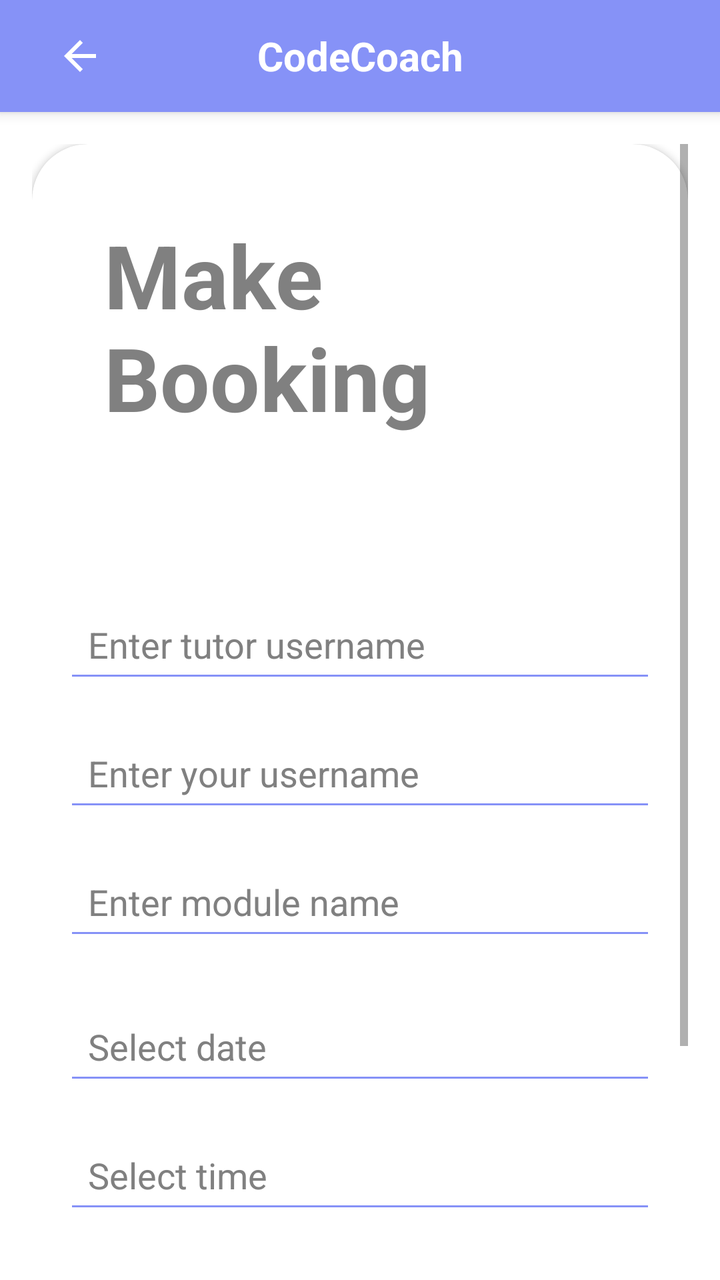
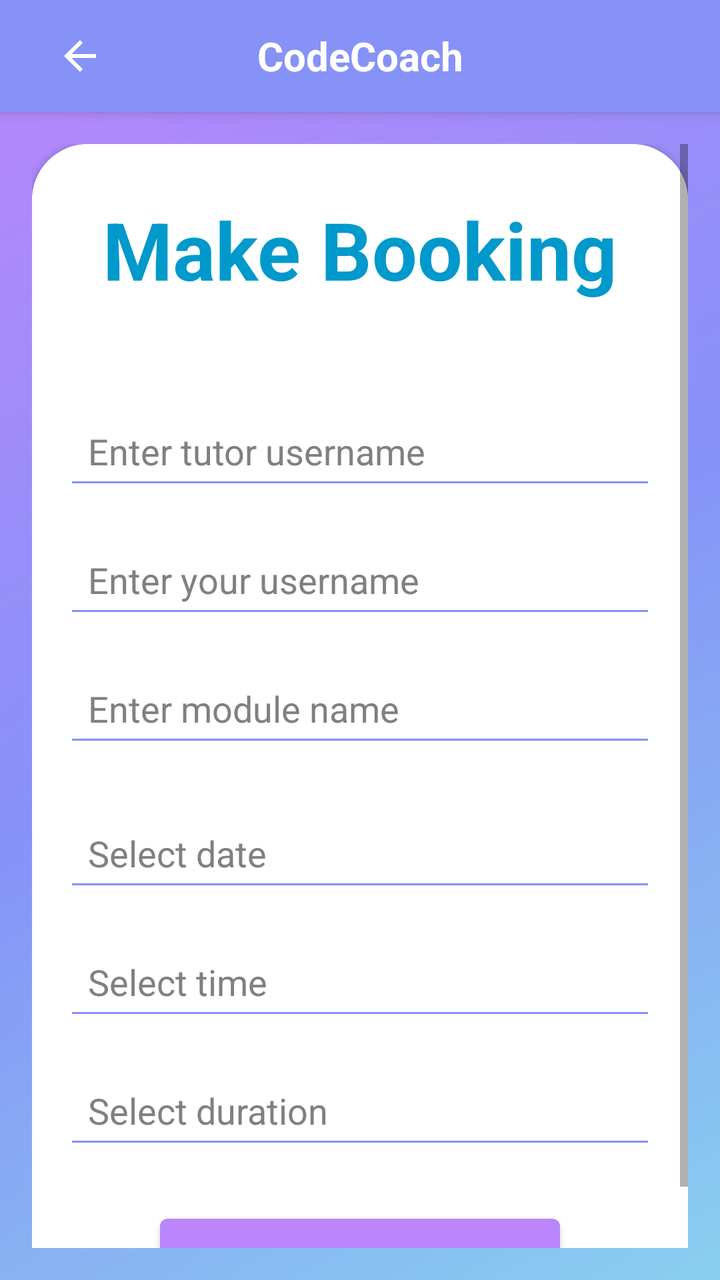

Compare the two renders of this Android layout. The source of the first and the diff that turns it into the second are given below.
<!-- AndroidManifest.xml: application theme Theme.CC -->
<!-- res/layout/activity_booking.xml -->
<?xml version="1.0" encoding="utf-8"?>
<LinearLayout
    xmlns:android="http://schemas.android.com/apk/res/android"
    xmlns:tools="http://schemas.android.com/tools"
    xmlns:app="http://schemas.android.com/apk/res-auto"
    android:layout_width="match_parent"
    android:layout_height="match_parent"
    android:background="@color/white"
    android:orientation="vertical">

    <androidx.appcompat.widget.Toolbar
        android:id="@+id/top_bar"
        android:layout_width="match_parent"
        android:layout_height="wrap_content"
        android:background="?attr/colorPrimary"
        android:elevation="4dp">

        <ImageButton
            android:id="@+id/back_button"
            android:layout_width="wrap_content"
            android:layout_height="wrap_content"
            android:src="@drawable/ic_back"
            android:background="?attr/selectableItemBackgroundBorderless"
            android:contentDescription="Back"
            android:layout_gravity="start"
            android:padding="12dp" />

        <TextView
            android:id="@+id/top_bar_title"
            android:layout_width="wrap_content"
            android:layout_height="wrap_content"
            android:layout_gravity="center"
            android:text="CodeCoach"
            android:textColor="@android:color/white"
            android:textSize="20sp"
            android:textStyle="bold" />
    </androidx.appcompat.widget.Toolbar>

    <ScrollView
        android:layout_width="match_parent"
        android:layout_height="match_parent"
        android:padding="16dp">

        <androidx.cardview.widget.CardView
            android:layout_width="match_parent"
            android:layout_height="wrap_content"
            app:cardCornerRadius="28dp"
            android:layout_marginBottom="-28dp">

            <LinearLayout
                android:layout_width="match_parent"
                android:layout_height="wrap_content"
                android:orientation="vertical"
                android:padding="16dp">

                <TextView
                    android:id="@+id/bookingTextView"
                    android:layout_width="wrap_content"
                    android:layout_height="wrap_content"
                    android:layout_gravity="center"
                    android:layout_marginBottom="60dp"
                    android:padding="20dp"
                    android:text="Make Booking"
                    android:textColor="@color/grey"
                    android:textSize="44sp"
                    android:textStyle="bold"
                    tools:ignore="HardcodedText" />

                <EditText
                    android:id="@+id/editTextTutorname"
                    android:layout_width="match_parent"
                    android:layout_height="wrap_content"
                    android:layout_marginBottom="16dp"
                    android:backgroundTint="@color/lavender"
                    android:hint="Enter tutor username"
                    android:padding="12dp"
                    android:textColor="@color/grey"
                    android:textColorHint="@color/grey"
                    tools:ignore="HardcodedText" />

                <EditText
                    android:id="@+id/editTextStudentname"
                    android:layout_width="match_parent"
                    android:layout_height="wrap_content"
                    android:layout_marginBottom="16dp"
                    android:backgroundTint="@color/lavender"
                    android:hint="Enter your username"
                    android:padding="12dp"
                    android:textColor="@color/grey"
                    android:textColorHint="@color/grey"
                    tools:ignore="HardcodedText" />

                <EditText
                    android:id="@+id/editTextModulename"
                    android:layout_width="match_parent"
                    android:layout_height="wrap_content"
                    android:layout_marginBottom="24dp"
                    android:backgroundTint="@color/lavender"
                    android:hint="Enter module name"
                    android:padding="12dp"
                    android:textColor="@color/grey"
                    android:textColorHint="@color/grey"
                    tools:ignore="HardcodedText" />

                <EditText
                    android:id="@+id/editTextDate"
                    android:layout_width="match_parent"
                    android:layout_height="wrap_content"
                    android:layout_marginBottom="16dp"
                    android:backgroundTint="@color/lavender"
                    android:hint="Select date"
                    android:inputType="none"
                    android:focusable="false"
                    android:clickable="true"
                    android:padding="12dp"
                    android:textColor="@color/grey"
                    android:textColorHint="@color/grey" />

                <EditText
                    android:id="@+id/editTextTime"
                    android:layout_width="match_parent"
                    android:layout_height="wrap_content"
                    android:layout_marginBottom="16dp"
                    android:backgroundTint="@color/lavender"
                    android:hint="Select time"
                    android:inputType="none"
                    android:focusable="false"
                    android:clickable="true"
                    android:padding="12dp"
                    android:textColor="@color/grey"
                    android:textColorHint="@color/grey" />

                <EditText
                    android:id="@+id/editTextDuration"
                    android:layout_width="match_parent"
                    android:layout_height="wrap_content"
                    android:layout_marginBottom="24dp"
                    android:backgroundTint="@color/lavender"
                    android:hint="Select duration"
                    android:inputType="none"
                    android:focusable="false"
                    android:clickable="true"
                    android:padding="12dp"
                    android:textColor="@color/grey"
                    android:textColorHint="@color/grey" />


                <Button
                    android:id="@+id/buttonBook"
                    android:layout_width="match_parent"
                    android:layout_height="wrap_content"
                    android:backgroundTint="@color/lavender"
                    android:padding="12dp"
                    android:text="Book"
                    android:textColor="@color/white"
                    android:textStyle="bold"
                    tools:ignore="HardcodedText" />
            </LinearLayout>
        </androidx.cardview.widget.CardView>
    </ScrollView>
</LinearLayout>
<!-- resources referenced by this layout -->
<resources>
  <color name="grey">#808080</color>
  <color name="lavender">#8692f7</color>
  <color name="white">#FFFFFFFF</color>
  <!-- drawable ic_back (drawable) -->
  <vector xmlns:android="http://schemas.android.com/apk/res/android" android:autoMirrored="true" android:height="24dp" android:tint="#FFFFFF" android:viewportHeight="24" android:viewportWidth="24" android:width="24dp">
        
      <path android:fillColor="@android:color/white" android:pathData="M20,11H7.83l5.59,-5.59L12,4l-8,8 8,8 1.41,-1.41L7.83,13H20v-2z"/>
      
  </vector>
  <style name="Theme.CC" parent="Base.Theme.CC" />
  <style name="Base.Theme.CC" parent="Theme.MaterialComponents.DayNight.NoActionBar">
          
          <item name="colorPrimary">@color/lavender</item>
          <item name="colorPrimaryVariant">@color/lavender</item>
          <item name="colorOnPrimary">@color/white</item>
          
          <item name="colorSecondary">@color/teal_200</item>
          <item name="colorSecondaryVariant">@color/teal_700</item>
          <item name="colorOnSecondary">@color/black</item>
          
          <item name="android:statusBarColor">?attr/colorPrimaryVariant</item>
          
          
      </style>
  <color name="teal_200">#FF03DAC5</color>
  <color name="teal_700">#FF018786</color>
  <color name="black">#FF000000</color>
</resources>

<!-- the commit's change to res/layout/activity_booking.xml (unified diff, before → after) -->
@@ -5,7 +5,7 @@
     xmlns:app="http://schemas.android.com/apk/res-auto"
     android:layout_width="match_parent"
     android:layout_height="match_parent"
-    android:background="@color/white"
+    android:background="@drawable/gradient"
     android:orientation="vertical">
 
     <androidx.appcompat.widget.Toolbar
@@ -51,6 +51,7 @@
                 android:layout_width="match_parent"
                 android:layout_height="wrap_content"
                 android:orientation="vertical"
+                android:background="@color/white"
                 android:padding="16dp">
 
                 <TextView
@@ -58,11 +59,11 @@
                     android:layout_width="wrap_content"
                     android:layout_height="wrap_content"
                     android:layout_gravity="center"
-                    android:layout_marginBottom="60dp"
-                    android:padding="20dp"
+                    android:layout_marginBottom="40dp"
+                    android:padding="10dp"
                     android:text="Make Booking"
-                    android:textColor="@color/grey"
-                    android:textSize="44sp"
+                    android:textColor="@android:color/holo_blue_dark"
+                    android:textSize="40sp"
                     android:textStyle="bold"
                     tools:ignore="HardcodedText" />
 
@@ -74,7 +75,7 @@
                     android:backgroundTint="@color/lavender"
                     android:hint="Enter tutor username"
                     android:padding="12dp"
-                    android:textColor="@color/grey"
+                    android:textColor="@color/black"
                     android:textColorHint="@color/grey"
                     tools:ignore="HardcodedText" />
 
@@ -86,7 +87,7 @@
                     android:backgroundTint="@color/lavender"
                     android:hint="Enter your username"
                     android:padding="12dp"
-                    android:textColor="@color/grey"
+                    android:textColor="@color/black"
                     android:textColorHint="@color/grey"
                     tools:ignore="HardcodedText" />
 
@@ -98,7 +99,7 @@
                     android:backgroundTint="@color/lavender"
                     android:hint="Enter module name"
                     android:padding="12dp"
-                    android:textColor="@color/grey"
+                    android:textColor="@color/black"
                     android:textColorHint="@color/grey"
                     tools:ignore="HardcodedText" />
 
@@ -113,7 +114,7 @@
                     android:focusable="false"
                     android:clickable="true"
                     android:padding="12dp"
-                    android:textColor="@color/grey"
+                    android:textColor="@color/black"
                     android:textColorHint="@color/grey" />
 
                 <EditText
@@ -127,7 +128,7 @@
                     android:focusable="false"
                     android:clickable="true"
                     android:padding="12dp"
-                    android:textColor="@color/grey"
+                    android:textColor="@color/black"
                     android:textColorHint="@color/grey" />
 
                 <EditText
@@ -141,16 +142,17 @@
                     android:focusable="false"
                     android:clickable="true"
                     android:padding="12dp"
-                    android:textColor="@color/grey"
+                    android:textColor="@color/black"
                     android:textColorHint="@color/grey" />
 
 
                 <Button
                     android:id="@+id/buttonBook"
-                    android:layout_width="match_parent"
+                    android:layout_width="200dp"
+                    android:layout_gravity="center"
                     android:layout_height="wrap_content"
-                    android:backgroundTint="@color/lavender"
                     android:padding="12dp"
+                    android:backgroundTint="@color/purple_200"
                     android:text="Book"
                     android:textColor="@color/white"
                     android:textStyle="bold"
<!-- resource entries referenced after the edit -->
@@ -2,7 +2,18 @@
 <resources>
   <color name="grey">#808080</color>
   <color name="lavender">#8692f7</color>
+  <color name="purple_200">#FFBB86FC</color>
   <color name="white">#FFFFFFFF</color>
+  <!-- drawable gradient (drawable) -->
+  <?xml version="1.0" encoding="utf-8"?>
+  <shape xmlns:android="http://schemas.android.com/apk/res/android">
+  
+      <gradient android:startColor="@color/purple_200"
+          android:centerColor="@color/lavender"
+          android:endColor="@color/blue"
+          android:angle="315"/>
+  
+  </shape>
   <!-- drawable ic_back (drawable) -->
   <vector xmlns:android="http://schemas.android.com/apk/res/android" android:autoMirrored="true" android:height="24dp" android:tint="#FFFFFF" android:viewportHeight="24" android:viewportWidth="24" android:width="24dp">
         
@@ -10,6 +21,7 @@
       
   </vector>
   <style name="Theme.CC" parent="Base.Theme.CC" />
+  <color name="blue">#89CFEF</color>
   <style name="Base.Theme.CC" parent="Theme.MaterialComponents.DayNight.NoActionBar">
           
           <item name="colorPrimary">@color/lavender</item>
